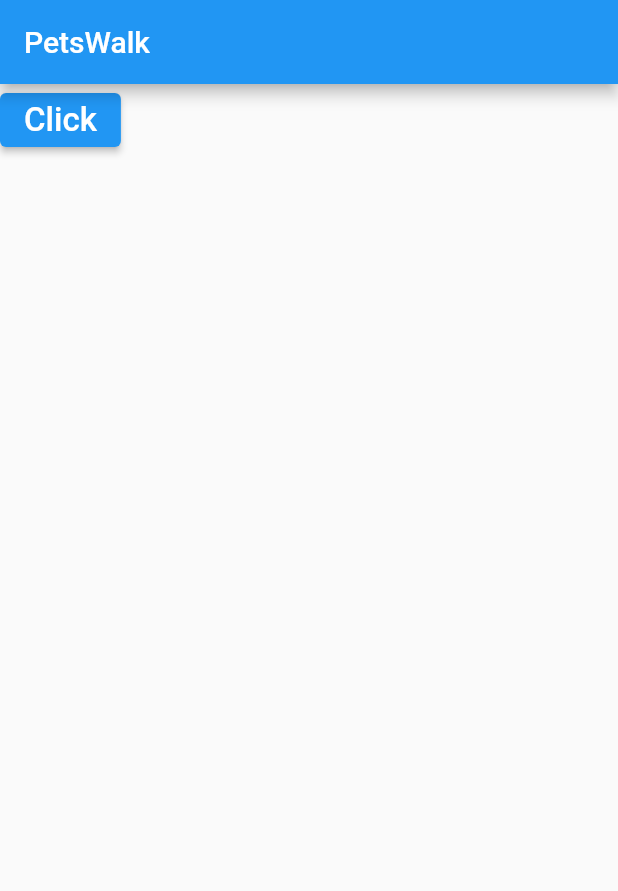
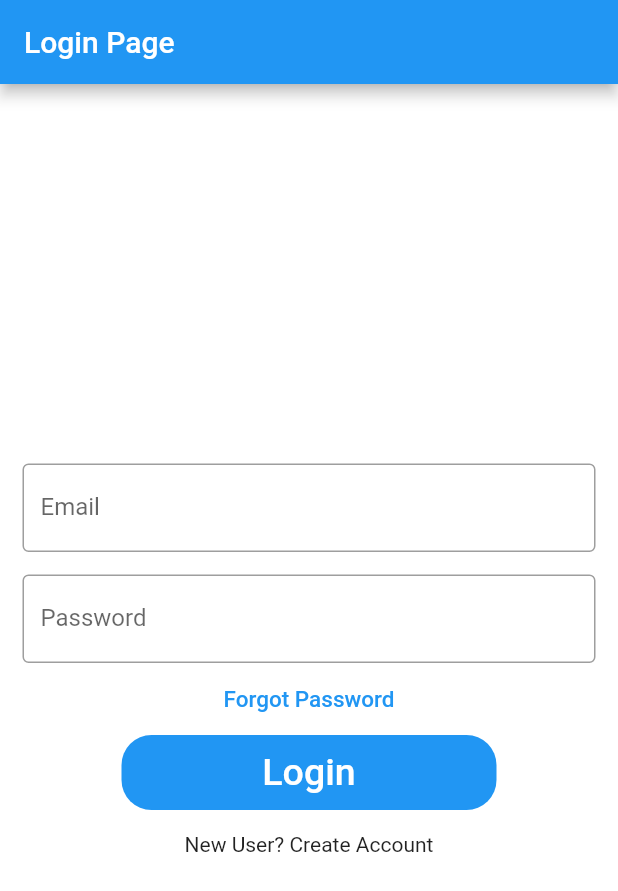
Before and after one commit to ZvonarevTarasov/PetsWalkerMobile, a Flutter app: the screen it shows after launch, on a phone screen of 412 x 824 dp. Shown: the top 891 px of the screen. Run offline on Flutter 3.47's test engine with Material 2 defaults, Android fonts, the phone set to English and light mode, and no system bars.

Commit message:
zv-14 add login page

```diff
--- a/petswalker_mobile/lib/main.dart
+++ b/petswalker_mobile/lib/main.dart
@@ -1,130 +1,92 @@
-import 'dart:html';
-import 'package:http/http.dart' as http;
 import 'package:flutter/material.dart';
+import 'HomePage.dart';
 
 void main() {
-  runApp(MaterialApp(
-      home: Scaffold(
-    body: ElevatedButton(
-        onPressed: () => {debugPrint('debug: Clicked')},
-        child: const Text(
-          "Click",
-          style: TextStyle(fontSize: 22),
-        )),
-    appBar: AppBar(title: const Text("PetsWalk")),
-  )));
+  runApp(PetsWalkerApp());
 }
 
-Future<http.Response> helloWorldFetch() {
-  return http.get(Uri.parse('https://jsonplaceholder.typicode.com/albums/1'));
-}
-
-class MyApp extends StatelessWidget {
-  const MyApp({Key? key}) : super(key: key);
-
-  // This widget is the root of your application.
+class PetsWalkerApp extends StatelessWidget {
   @override
   Widget build(BuildContext context) {
     return MaterialApp(
-      title: 'Flutter Demo',
-      theme: ThemeData(
-        // This is the theme of your application.
-        //
-        // Try running your application with "flutter run". You'll see the
-        // application has a blue toolbar. Then, without quitting the app, try
-        // changing the primarySwatch below to Colors.green and then invoke
-        // "hot reload" (press "r" in the console where you ran "flutter run",
-        // or simply save your changes to "hot reload" in a Flutter IDE).
-        // Notice that the counter didn't reset back to zero; the application
-        // is not restarted.
-        primarySwatch: Colors.blue,
-      ),
-      home: const MyHomePage(title: 'Flutter Demo Home Page'),
+      debugShowCheckedModeBanner: false,
+      home: Login(),
     );
   }
 }
 
-class MyHomePage extends StatefulWidget {
-  const MyHomePage({Key? key, required this.title}) : super(key: key);
-
-  // This widget is the home page of your application. It is stateful, meaning
-  // that it has a State object (defined below) that contains fields that affect
-  // how it looks.
-
-  // This class is the configuration for the state. It holds the values (in this
-  // case the title) provided by the parent (in this case the App widget) and
-  // used by the build method of the State. Fields in a Widget subclass are
-  // always marked "final".
-
-  final String title;
-
+class Login extends StatefulWidget {
   @override
-  State<MyHomePage> createState() => _MyHomePageState();
+  _LoginState createState() => _LoginState();
 }
 
-class _MyHomePageState extends State<MyHomePage> {
-  int _counter = 0;
-
-  void _incrementCounter() {
-    setState(() {
-      // This call to setState tells the Flutter framework that something has
-      // changed in this State, which causes it to rerun the build method below
-      // so that the display can reflect the updated values. If we changed
-      // _counter without calling setState(), then the build method would not be
-      // called again, and so nothing would appear to happen.
-      _counter++;
-    });
-  }
-
+class _LoginState extends State<Login> {
   @override
   Widget build(BuildContext context) {
-    // This method is rerun every time setState is called, for instance as done
-    // by the _incrementCounter method above.
-    //
-    // The Flutter framework has been optimized to make rerunning build methods
-    // fast, so that you can just rebuild anything that needs updating rather
-    // than having to individually change instances of widgets.
     return Scaffold(
+        backgroundColor: Colors.white,
         appBar: AppBar(
-        // Here we take the value from the MyHomePage object that was created by
-        // the App.build method, and use it to set our appbar title.
-        title: Text(widget.title),
+          title: Text("Login Page"),
         ),
         body: Center(
-        // Center is a layout widget. It takes a single child and positions it
-        // in the middle of the parent.
+          child: SingleChildScrollView(
             child: Column(
-          // Column is also a layout widget. It takes a list of children and
-          // arranges them vertically. By default, it sizes itself to fit its
-          // children horizontally, and tries to be as tall as its parent.
-          //
-          // Invoke "debug painting" (press "p" in the console, choose the
-          // "Toggle Debug Paint" action from the Flutter Inspector in Android
-          // Studio, or the "Toggle Debug Paint" command in Visual Studio Code)
-          // to see the wireframe for each widget.
-          //
-          // Column has various properties to control how it sizes itself and
-          // how it positions its children. Here we use mainAxisAlignment to
-          // center the children vertically; the main axis here is the vertical
-          // axis because Columns are vertical (the cross axis would be
-          // horizontal).
-          mainAxisAlignment: MainAxisAlignment.center,
               children: <Widget>[
-            const Text(
-              'You have pushed the button this many times:',
+                Padding(
+                  //padding: const EdgeInsets.only(left:15.0,right: 15.0,top:0,bottom: 0),
+                  padding: EdgeInsets.symmetric(horizontal: 15),
+                  child: TextField(
+                    decoration: InputDecoration(
+                        border: OutlineInputBorder(),
+                        labelText: 'Email',
+                        hintText: 'Enter valid email id as abc@gmail.com'),
                   ),
-            Text(
-              '$_counter',
-              style: Theme.of(context).textTheme.headline4,
                 ),
+                Padding(
+                  padding: const EdgeInsets.only(
+                      left: 15.0, right: 15.0, top: 15, bottom: 0),
+                  //padding: EdgeInsets.symmetric(horizontal: 15),
+                  child: TextField(
+                    obscureText: true,
+                    decoration: InputDecoration(
+                        border: OutlineInputBorder(),
+                        labelText: 'Password',
+                        hintText: 'Enter secure password'),
+                  ),
+                ),
+                TextButton(
+                  onPressed: () {
+                    //TODO FORGOT PASSWORD SCREEN GOES HERE
+                  },
+                  child: Text(
+                    'Forgot Password',
+                    style: TextStyle(color: Colors.blue, fontSize: 15),
+                  ),
+                ),
+                Container(
+                  height: 50,
+                  width: 250,
+                  decoration: BoxDecoration(
+                      color: Colors.blue,
+                      borderRadius: BorderRadius.circular(20)),
+                  child: TextButton(
+                    onPressed: () {
+                      Navigator.push(context,
+                          MaterialPageRoute(builder: (_) => HomePage()));
+                    },
+                    child: Text(
+                      'Login',
+                      style: TextStyle(color: Colors.white, fontSize: 25),
+                    ),
+                  ),
+                ),
+                SizedBox(
+                  height: 15,
+                ),
+                Text('New User? Create Account')
               ],
             ),
           ),
-      floatingActionButton: FloatingActionButton(
-        onPressed: _incrementCounter,
-        tooltip: 'Increment',
-        child: const Icon(Icons.add),
-      ), // This trailing comma makes auto-formatting nicer for build methods.
-    );
+        ));
   }
 }
```
Also changed, not shown: petswalker_mobile/lib/HomePage.dart (added, +34 -0 lines). Lines whose indentation alone changed are shown as unchanged.
